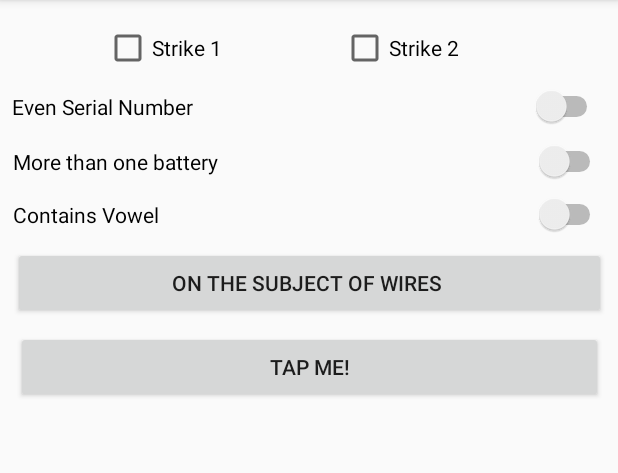
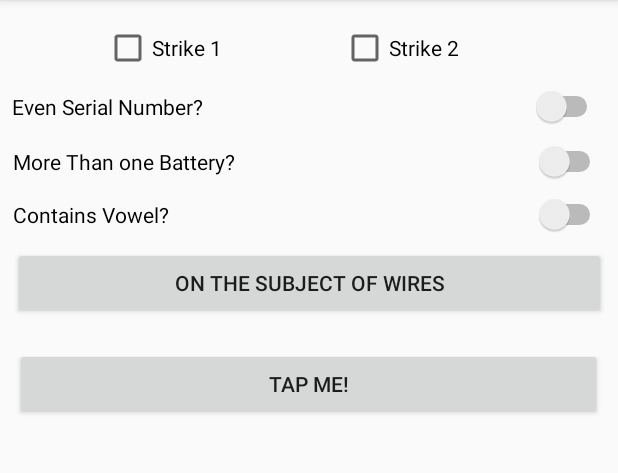
Before and after one commit to tmking01/KeepTalkingandNobodyExplodesCompanion, an Android app: the screen it shows after launch (MainActivity), on a phone screen of 412 x 824 dp, the part 84-557 px from its top. Run offline under Robolectric (Android 15) with nearby library versions, the phone set to English and light mode, and no system bars.

Commit message:
Added string vars to all labels
Added string values to all labels, no more warnings

```diff
--- a/app/src/main/res/layout/activity_main.xml
+++ b/app/src/main/res/layout/activity_main.xml
@@ -18,7 +18,7 @@
         android:layout_marginStart="8dp"
         android:layout_marginTop="8dp"
         android:onClick="sendMessage"
-        android:text="On the Subject of Wires "
+        android:text="@string/OnTheSubjectOfWire"
         app:layout_constraintLeft_toLeftOf="parent"
         app:layout_constraintRight_toRightOf="parent"
         app:layout_constraintTop_toBottomOf="@+id/switch1" />
@@ -30,84 +30,85 @@
         android:onClick="onbuttontap"
         android:text="@string/TapMe"
         android:visibility="visible"
-        android:layout_marginTop="8dp"
+        android:layout_marginTop="19dp"
         app:layout_constraintTop_toBottomOf="@+id/button"
         android:layout_marginLeft="8dp"
         app:layout_constraintLeft_toLeftOf="parent"
         android:layout_marginRight="8dp"
         app:layout_constraintRight_toRightOf="parent"
         android:layout_marginStart="8dp"
-        android:layout_marginEnd="8dp" />
+        android:layout_marginEnd="8dp"
+        app:layout_constraintHorizontal_bias="0.478" />
 
     <Switch
         android:id="@+id/switch1"
         android:layout_width="395dp"
         android:layout_height="27dp"
-        android:text="Contains Vowel"
+        android:layout_marginEnd="8dp"
+        android:layout_marginLeft="8dp"
+        android:layout_marginRight="8dp"
+        android:layout_marginStart="8dp"
         android:layout_marginTop="8dp"
-        app:layout_constraintTop_toBottomOf="@+id/switch3"
-        android:layout_marginLeft="8dp"
+        android:text="@string/ContainsVowel"
         app:layout_constraintLeft_toLeftOf="parent"
-        android:layout_marginRight="8dp"
         app:layout_constraintRight_toRightOf="parent"
-        android:layout_marginStart="8dp"
-        android:layout_marginEnd="8dp" />
+        app:layout_constraintTop_toBottomOf="@+id/switch3" />
 
     <Switch
         android:id="@+id/switch3"
         android:layout_width="395dp"
         android:layout_height="27dp"
-        android:text="More than one battery"
+        android:layout_marginEnd="8dp"
+        android:layout_marginLeft="8dp"
+        android:layout_marginRight="8dp"
+        android:layout_marginStart="8dp"
         android:layout_marginTop="8dp"
-        app:layout_constraintTop_toBottomOf="@+id/switch4"
-        android:layout_marginLeft="8dp"
+        android:text="@string/MoreThanOneBat"
         app:layout_constraintLeft_toLeftOf="parent"
-        android:layout_marginRight="8dp"
         app:layout_constraintRight_toRightOf="parent"
-        android:layout_marginStart="8dp"
-        android:layout_marginEnd="8dp" />
+        app:layout_constraintTop_toBottomOf="@+id/switch4" />
 
     <Switch
         android:id="@+id/switch4"
         android:layout_width="394dp"
         android:layout_height="30dp"
+        android:layout_marginLeft="8dp"
+        android:layout_marginRight="8dp"
+        android:layout_marginStart="8dp"
+        android:layout_marginTop="8dp"
         android:checked="false"
-        android:text="Even Serial Number"
-        tools:ignore="MissingConstraints"
-        android:layout_marginTop="8dp"
+        android:text="@string/EvenSerialNum"
+        app:layout_constraintHorizontal_bias="0.0"
+        app:layout_constraintLeft_toLeftOf="parent"
+        app:layout_constraintRight_toRightOf="parent"
         app:layout_constraintTop_toBottomOf="@+id/checkBox3"
-        android:layout_marginStart="8dp"
-        android:layout_marginRight="8dp"
-        app:layout_constraintRight_toRightOf="parent"
-        android:layout_marginLeft="8dp"
-        app:layout_constraintLeft_toLeftOf="parent"
-        app:layout_constraintHorizontal_bias="0.0" />
+        tools:ignore="MissingConstraints" />
 
     <CheckBox
         android:id="@+id/checkBox2"
         android:layout_width="wrap_content"
         android:layout_height="wrap_content"
-        android:text="Strike 1"
         android:layout_marginLeft="69dp"
+        android:layout_marginStart="69dp"
+        android:layout_marginTop="16dp"
+        android:text="@string/Strike1Slide"
         app:layout_constraintLeft_toLeftOf="parent"
-        app:layout_constraintTop_toTopOf="parent"
-        android:layout_marginTop="16dp"
-        android:layout_marginStart="69dp" />
+        app:layout_constraintTop_toTopOf="parent" />
 
     <CheckBox
         android:id="@+id/checkBox3"
         android:layout_width="wrap_content"
         android:layout_height="wrap_content"
-        android:text="Strike 2"
+        android:layout_marginEnd="8dp"
+        android:layout_marginLeft="8dp"
+        android:layout_marginRight="8dp"
+        android:layout_marginStart="8dp"
+        android:layout_marginTop="16dp"
+        android:text="@string/Strike2Slide"
+        app:layout_constraintHorizontal_bias="0.422"
         app:layout_constraintLeft_toRightOf="@+id/checkBox2"
-        android:layout_marginLeft="8dp"
-        app:layout_constraintTop_toTopOf="parent"
-        android:layout_marginTop="16dp"
-        android:layout_marginRight="8dp"
         app:layout_constraintRight_toRightOf="parent"
-        app:layout_constraintHorizontal_bias="0.422"
-        android:layout_marginStart="8dp"
-        android:layout_marginEnd="8dp" />
+        app:layout_constraintTop_toTopOf="parent" />
 
     <android.support.constraint.Guideline
         android:layout_width="wrap_content"
--- a/app/src/main/res/values/colors.xml
+++ b/app/src/main/res/values/colors.xml
@@ -3,4 +3,5 @@
     <color name="colorPrimary">#3F51B5</color>
     <color name="colorPrimaryDark">#303F9F</color>
     <color name="colorAccent">#FF4081</color>
+    <color name="background">#000000</color>
 </resources>
--- a/app/src/main/res/values/strings.xml
+++ b/app/src/main/res/values/strings.xml
@@ -6,6 +6,10 @@
     <string name="Cutthelastwire">Cut The Last Wire</string>
     <string name="WiresResult">Cut The Second Wire</string>
     <string name="Sumit">Get Result</string>
-
-
+    <string name="ContainsVowel">Contains Vowel?</string>
+    <string name="MoreThanOneBat">More Than one Battery?</string>
+    <string name="EvenSerialNum">Even Serial Number?</string>
+    <string name="OnTheSubjectOfWire">On the Subject of Wires</string>
+    <string name="Strike1Slide">Strike 1</string>
+    <string name="Strike2Slide">Strike 2</string>
 </resources>
```
